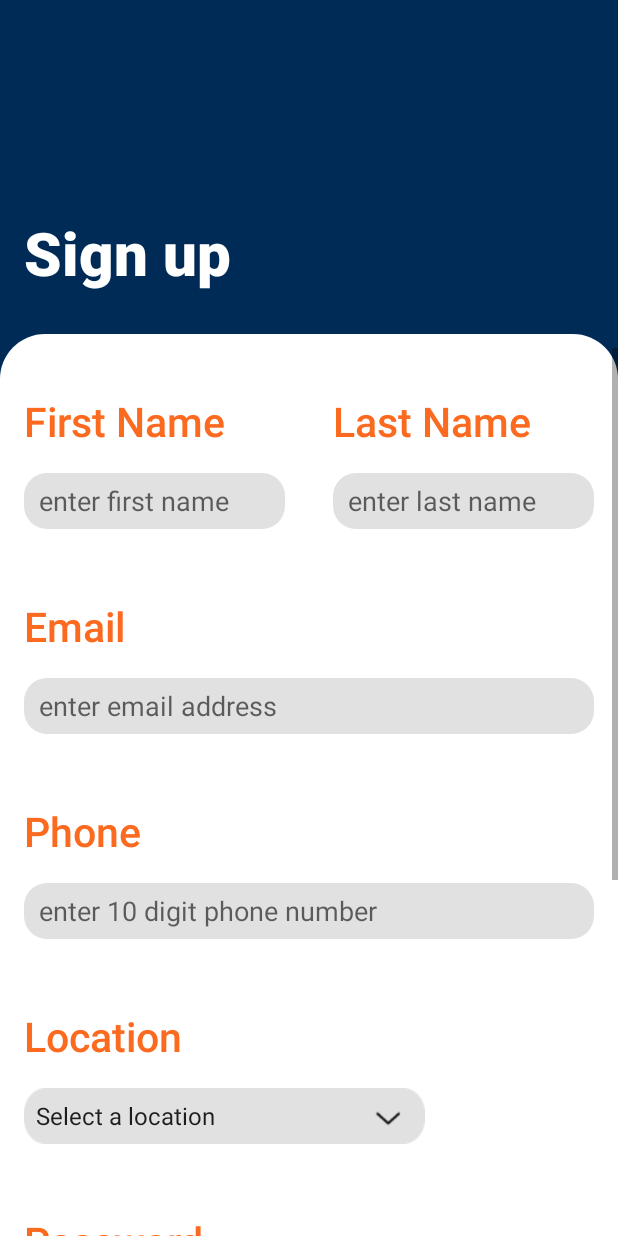
After one commit to rasangalk/wecode-android-app, an Android app: the signupActivity screen opened directly, with no data from a screen before it, on a phone screen of 412 x 824 dp. The commit adds this screen. Run offline under Robolectric (Android 15) with nearby library versions, the phone set to English and light mode, and no system bars.

Commit message:
signup frontend implemented
not connected to the firebase

```diff
--- a/app/src/main/AndroidManifest.xml
+++ b/app/src/main/AndroidManifest.xml
@@ -9,6 +9,7 @@
         android:roundIcon="@mipmap/ic_launcher_round"
         android:supportsRtl="true"
         android:theme="@style/Theme.Handymanandroidapp">
+        <activity android:name=".signupActivity"></activity>
         <activity
             android:name=".MainActivity"
             android:label="@string/app_name"
--- /dev/null
+++ b/app/src/main/java/com/example/handyman_android_app/signupActivity.java
@@ -0,0 +1,31 @@
+package com.example.handyman_android_app;
+
+import androidx.appcompat.app.AppCompatActivity;
+
+import android.os.Bundle;
+import android.view.View;
+import android.widget.AdapterView;
+import android.widget.Spinner;
+import android.widget.Toast;
+
+public class signupActivity extends AppCompatActivity implements AdapterView.OnItemSelectedListener {
+
+    @Override
+    protected void onCreate(Bundle savedInstanceState) {
+        super.onCreate(savedInstanceState);
+        setContentView(R.layout.activity_signup);
+
+        Spinner location_spinner = findViewById(R.id.r_spin_signup_location);
+        location_spinner.setOnItemSelectedListener(this);
+    }
+
+    @Override
+    public void onItemSelected(AdapterView<?> adapterView, View view, int i, long l) {
+        Toast.makeText(this,adapterView.getSelectedItem().toString(),Toast.LENGTH_SHORT).show();
+    }
+
+    @Override
+    public void onNothingSelected(AdapterView<?> adapterView) {
+
+    }
+}
--- /dev/null
+++ b/app/src/main/res/drawable/back_trans.xml
@@ -0,0 +1,10 @@
+<?xml version="1.0" encoding="utf-8"?>
+<selector xmlns:android="http://schemas.android.com/apk/res/android">
+    <item>
+        <shape android:shape="rectangle">
+            <solid android:color="#ffffff">
+            </solid>
+            <corners android:topLeftRadius="30dp" android:topRightRadius="30dp" />
+        </shape>
+    </item>
+</selector>
--- /dev/null
+++ b/app/src/main/res/drawable/field_gray.xml
@@ -0,0 +1,10 @@
+<?xml version="1.0" encoding="utf-8"?>
+<selector xmlns:android="http://schemas.android.com/apk/res/android">
+    <item>
+        <shape android:shape="rectangle">
+            <solid android:color="#e1e1e1">
+            </solid>
+            <corners android:radius="15dp"></corners>
+        </shape>
+    </item>
+</selector>
--- /dev/null
+++ b/app/src/main/res/drawable/fields.xml
@@ -0,0 +1,10 @@
+<?xml version="1.0" encoding="utf-8"?>
+<selector xmlns:android="http://schemas.android.com/apk/res/android">
+    <item>
+        <shape android:shape="rectangle">
+            <solid android:color="#ffffff">
+            </solid>
+            <corners android:radius="15dp"></corners>
+        </shape>
+    </item>
+</selector>
--- /dev/null
+++ b/app/src/main/res/layout/activity_signup.xml
@@ -0,0 +1,307 @@
+<?xml version="1.0" encoding="utf-8"?>
+<androidx.constraintlayout.widget.ConstraintLayout xmlns:android="http://schemas.android.com/apk/res/android"
+    xmlns:app="http://schemas.android.com/apk/res-auto"
+    xmlns:tools="http://schemas.android.com/tools"
+    android:id="@+id/activity_signup"
+    android:layout_width="match_parent"
+    android:layout_height="match_parent"
+    tools:context=".signupActivity">
+
+
+
+    <androidx.constraintlayout.widget.ConstraintLayout
+        android:layout_width="match_parent"
+        android:layout_height="match_parent"
+        android:background="@color/navbar">
+
+        <androidx.constraintlayout.widget.ConstraintLayout
+            android:id="@+id/constraintLayout3"
+            android:layout_width="match_parent"
+            android:layout_height="601dp"
+            android:background="@drawable/back_trans"
+            app:layout_constraintBottom_toBottomOf="parent"
+            app:layout_constraintEnd_toEndOf="parent"
+            app:layout_constraintStart_toStartOf="parent">
+
+        </androidx.constraintlayout.widget.ConstraintLayout>
+
+        <TextView
+            android:id="@+id/r_tv_signupTitle"
+            android:layout_width="wrap_content"
+            android:layout_height="wrap_content"
+            android:layout_marginStart="16dp"
+            android:layout_marginLeft="16dp"
+            android:layout_marginBottom="27dp"
+            android:fontFamily="sans-serif-medium"
+            android:text="@string/r_tv_signupTitle"
+            android:textColor="@color/white"
+            android:textSize="40sp"
+            android:textStyle="bold"
+            app:layout_constraintBottom_toTopOf="@+id/constraintLayout3"
+            app:layout_constraintStart_toStartOf="parent" />
+
+        <ScrollView
+            android:layout_width="match_parent"
+            android:layout_height="592dp"
+            app:layout_constraintBottom_toBottomOf="parent"
+            app:layout_constraintEnd_toEndOf="parent"
+            app:layout_constraintStart_toStartOf="parent">
+
+            <LinearLayout
+                android:layout_width="match_parent"
+                android:layout_height="wrap_content"
+                android:orientation="vertical">
+
+                <LinearLayout
+                    android:layout_width="match_parent"
+                    android:layout_height="match_parent"
+                    android:orientation="horizontal">
+
+                    <TextView
+                        android:id="@+id/r_tv_signup_firstName"
+                        android:layout_width="match_parent"
+                        android:layout_height="wrap_content"
+                        android:layout_marginStart="16dp"
+                        android:layout_marginLeft="16dp"
+                        android:layout_marginTop="30dp"
+                        android:layout_weight="1"
+                        android:fontFamily="sans-serif-medium"
+                        android:text="@string/r_tv_signup_firstName"
+                        android:textColor="@color/Orange"
+                        android:textSize="27sp" />
+
+                    <TextView
+                        android:id="@+id/r_tv_signup_lastName"
+                        android:layout_width="match_parent"
+                        android:layout_height="wrap_content"
+                        android:layout_marginStart="16dp"
+                        android:layout_marginLeft="16dp"
+                        android:layout_marginTop="30dp"
+                        android:layout_weight="1"
+                        android:fontFamily="sans-serif-medium"
+                        android:text="@string/r_tv_signup_lastName"
+                        android:textColor="@color/Orange"
+                        android:textSize="27sp" />
+
+                </LinearLayout>
+
+                <LinearLayout
+                    android:layout_width="match_parent"
+                    android:layout_height="match_parent"
+                    android:layout_weight="1"
+                    android:orientation="horizontal">
+
+                    <EditText
+                        android:id="@+id/r_et_signup_firstName"
+                        android:layout_width="150dp"
+                        android:layout_height="37dp"
+                        android:layout_margin="16dp"
+                        android:layout_marginStart="16dp"
+                        android:layout_marginLeft="16dp"
+                        android:layout_marginTop="1dp"
+                        android:layout_marginEnd="1dp"
+                        android:layout_marginRight="1dp"
+                        android:layout_marginBottom="1dp"
+                        android:layout_weight="1"
+                        android:background="@drawable/field_gray"
+                        android:ems="10"
+                        android:hint="@string/r_et_signup_firstName"
+                        android:importantForAutofill="no"
+                        android:inputType="textPersonName"
+                        android:paddingLeft="10dp" />
+
+                    <EditText
+                        android:id="@+id/r_et_signup_lastName"
+                        android:layout_width="150dp"
+                        android:layout_height="37dp"
+                        android:layout_margin="16dp"
+                        android:layout_marginStart="16dp"
+                        android:layout_marginLeft="16dp"
+                        android:layout_marginEnd="16dp"
+                        android:layout_marginRight="16dp"
+                        android:layout_weight="1"
+                        android:background="@drawable/field_gray"
+                        android:ems="10"
+                        android:hint="@string/r_et_signup_lastName"
+                        android:inputType="textPersonName"
+                        android:paddingLeft="10dp"
+                        android:importantForAutofill="no" />
+
+                </LinearLayout>
+
+                <TextView
+                    android:id="@+id/r_tv_signup_email"
+                    android:layout_width="match_parent"
+                    android:layout_height="wrap_content"
+                    android:layout_marginStart="16dp"
+                    android:layout_marginLeft="16dp"
+                    android:layout_marginTop="30dp"
+                    android:layout_weight="1"
+                    android:fontFamily="sans-serif-medium"
+                    android:text="@string/r_tv_signup_email"
+                    android:textColor="@color/Orange"
+                    android:textSize="27sp" />
+
+                <EditText
+                    android:id="@+id/r_et_signup_email2"
+                    android:layout_width="match_parent"
+                    android:layout_height="37dp"
+                    android:layout_margin="16dp"
+                    android:layout_marginStart="16dp"
+                    android:layout_marginLeft="16dp"
+                    android:layout_marginEnd="16dp"
+                    android:layout_marginRight="16dp"
+                    android:background="@drawable/field_gray"
+                    android:ems="10"
+                    android:hint="@string/r_et_signup_email"
+                    android:inputType="textPersonName"
+                    android:paddingLeft="10dp"
+                    android:importantForAutofill="no" />
+
+                <TextView
+                    android:id="@+id/r_tv_signup_phone"
+                    android:layout_width="match_parent"
+                    android:layout_height="wrap_content"
+                    android:layout_marginStart="16dp"
+                    android:layout_marginLeft="16dp"
+                    android:layout_marginTop="30dp"
+                    android:layout_weight="1"
+                    android:fontFamily="sans-serif-medium"
+                    android:text="@string/r_tv_signup_phone"
+                    android:textColor="@color/Orange"
+                    android:textSize="27sp" />
+
+                <EditText
+                    android:id="@+id/r_et_signup_phone2"
+                    android:layout_width="match_parent"
+                    android:layout_height="37dp"
+                    android:layout_margin="16dp"
+                    android:layout_marginStart="16dp"
+                    android:layout_marginLeft="16dp"
+                    android:layout_marginEnd="16dp"
+                    android:layout_marginRight="16dp"
+                    android:background="@drawable/field_gray"
+                    android:ems="10"
+                    android:hint="@string/r_et_signup_phone"
+                    android:inputType="textPersonName"
+                    android:paddingLeft="10dp"
+                    android:importantForAutofill="no" />
+
+                <TextView
+                    android:id="@+id/r_tv_signup_location"
+                    android:layout_width="match_parent"
+                    android:layout_height="wrap_content"
+                    android:layout_marginStart="16dp"
+                    android:layout_marginLeft="16dp"
+                    android:layout_marginTop="30dp"
+                    android:layout_weight="1"
+                    android:fontFamily="sans-serif-medium"
+                    android:text="@string/r_tv_signup_location"
+                    android:textColor="@color/Orange"
+                    android:textSize="27sp" />
+
+                <Spinner
+                    android:id="@+id/r_spin_signup_location"
+                    android:layout_width="267dp"
+                    android:layout_height="37dp"
+                    android:layout_margin="16dp"
+                    android:layout_marginStart="16dp"
+                    android:layout_marginLeft="16dp"
+                    android:background="@drawable/rectt"
+                    android:entries="@array/location_spinner"/>
+
+                <TextView
+                    android:id="@+id/r_tv_signup_pw"
+                    android:layout_width="match_parent"
+                    android:layout_height="wrap_content"
+                    android:layout_marginStart="16dp"
+                    android:layout_marginLeft="16dp"
+                    android:layout_marginTop="30dp"
+                    android:layout_weight="1"
+                    android:fontFamily="sans-serif-medium"
+                    android:text="@string/r_tv_signup_pw"
+                    android:textColor="@color/Orange"
+                    android:textSize="27sp" />
+
+                <EditText
+                    android:id="@+id/r_et_signup_pw"
+                    android:layout_width="match_parent"
+                    android:layout_height="37dp"
+                    android:layout_margin="16dp"
+                    android:layout_marginStart="16dp"
+                    android:layout_marginLeft="16dp"
+                    android:layout_marginEnd="16dp"
+                    android:layout_marginRight="16dp"
+                    android:background="@drawable/field_gray"
+                    android:ems="10"
+                    android:hint="@string/r_et_signup_pw"
+                    android:inputType="textPassword"
+                    android:paddingLeft="10dp"
+                    android:importantForAutofill="no" />
+
+                <TextView
+                    android:id="@+id/r_tv_signup_rePw"
+                    android:layout_width="match_parent"
+                    android:layout_height="wrap_content"
+                    android:layout_marginStart="16dp"
+                    android:layout_marginLeft="16dp"
+                    android:layout_marginTop="30dp"
+                    android:layout_weight="1"
+                    android:fontFamily="sans-serif-medium"
+                    android:text="@string/r_tv_signup_rePw"
+                    android:textColor="@color/Orange"
+                    android:textSize="27sp" />
+
+                <EditText
+                    android:id="@+id/r_et_signup_rePw"
+                    android:layout_width="match_parent"
+                    android:layout_height="37dp"
+                    android:layout_margin="16dp"
+                    android:layout_marginEnd="16dp"
+                    android:layout_marginRight="16dp"
+                    android:background="@drawable/field_gray"
+                    android:ems="10"
+                    android:hint="@string/r_et_signup_rePw"
+                    android:inputType="textPassword"
+                    android:paddingLeft="10dp"
+                    android:importantForAutofill="no" />
+
+                <Button
+                    android:id="@+id/r_btn_signup_createAcc"
+                    android:layout_width="379dp"
+                    android:layout_height="47dp"
+                    android:layout_marginStart="13dp"
+                    android:layout_marginLeft="13dp"
+                    android:layout_marginTop="40dp"
+                    android:layout_marginEnd="16dp"
+                    android:layout_marginRight="16dp"
+                    android:layout_marginBottom="5dp"
+                    android:background="@drawable/fields"
+                    android:fontFamily="sans-serif-black"
+                    android:onClick="oneclick"
+                    android:text="@string/r_btn_signup_createAcc"
+                    app:backgroundTint="@color/Orange"
+                    tools:ignore="OnClick" />
+
+                <TextView
+                    android:id="@+id/r_tv_signup_alrdyHvAcc"
+                    android:layout_width="match_parent"
+                    android:layout_height="37dp"
+                    android:layout_marginStart="105dp"
+                    android:layout_marginLeft="105dp"
+                    android:layout_marginTop="10dp"
+                    android:layout_marginEnd="16dp"
+                    android:layout_marginRight="16dp"
+                    android:layout_marginBottom="28dp"
+                    android:text="@string/r_tv_signup_alrdyHvAcc"
+                    android:textColor="@color/navbar"
+                    android:textSize="18sp" />
+
+            </LinearLayout>
+        </ScrollView>
+    </androidx.constraintlayout.widget.ConstraintLayout>
+
+
+
+
+</androidx.constraintlayout.widget.ConstraintLayout>
--- a/app/src/main/res/values/colors.xml
+++ b/app/src/main/res/values/colors.xml
@@ -7,4 +7,6 @@
     <color name="teal_700">#FF018786</color>
     <color name="black">#FF000000</color>
     <color name="white">#FFFFFFFF</color>
+    <color name="Orange">#FC6A20</color>
+    <color name="navbar">#002b57</color>
 </resources>
--- a/app/src/main/res/values/strings.xml
+++ b/app/src/main/res/values/strings.xml
@@ -10,4 +10,48 @@
     <string name="menu_home">Home</string>
     <string name="menu_gallery">Gallery</string>
     <string name="menu_slideshow">Slideshow</string>
+    <string name="r_tv_signupTitle">Sign up</string>
+    <string name="r_tv_signup_firstName">First Name</string>
+    <string name="r_tv_signup_lastName">Last Name</string>
+    <string name="r_tv_signup_email">Email</string>
+    <string name="r_tv_signup_phone">Phone</string>
+    <string name="r_tv_signup_location">Location</string>
+    <string name="r_tv_signup_pw">Password</string>
+    <string name="r_tv_signup_rePw">Re-enter Password</string>
+    <string name="r_et_signup_firstName">enter first name</string>
+    <string name="r_et_signup_lastName">enter last name</string>
+    <string name="r_et_signup_email">enter email address</string>
+    <string name="r_et_signup_phone">enter 10 digit phone number</string>
+    <string name="r_et_signup_pw">Enter a strong password</string>
+    <string name="r_et_signup_rePw">re-enter the password</string>
+    <string name="r_btn_signup_createAcc">Create Account</string>
+    <string name="r_tv_signup_alrdyHvAcc">Have an account? Login</string>
+    <string-array name="location_spinner">
+        <item>Select a location</item>
+        <item>Ampara</item>
+        <item>Anuradhapura</item>
+        <item>Badulla	</item>
+        <item>Batticaloa</item>
+        <item>Colombo</item>
+        <item>Galle	</item>
+        <item>Gampaha</item>
+        <item>Hambantota</item>
+        <item>Jaffna</item>
+        <item>Kalutara</item>
+        <item>Kandy</item>
+        <item>Kegalle	</item>
+        <item>Kilinochchi</item>
+        <item>Kurunegala</item>
+        <item>Mannar</item>
+        <item>Matale</item>
+        <item>Matara</item>
+        <item>Moneragala</item>
+        <item>Mullaitivu</item>
+        <item>Nuwara Eliya</item>
+        <item>Polonnaruwa</item>
+        <item>Puttalam</item>
+        <item>Ratnapura</item>
+        <item>Trincomalee</item>
+        <item>Vavuniya</item>
+    </string-array>
 </resources>
```
Also changed, not shown: app/src/main/res/drawable/rectt.png (added).
